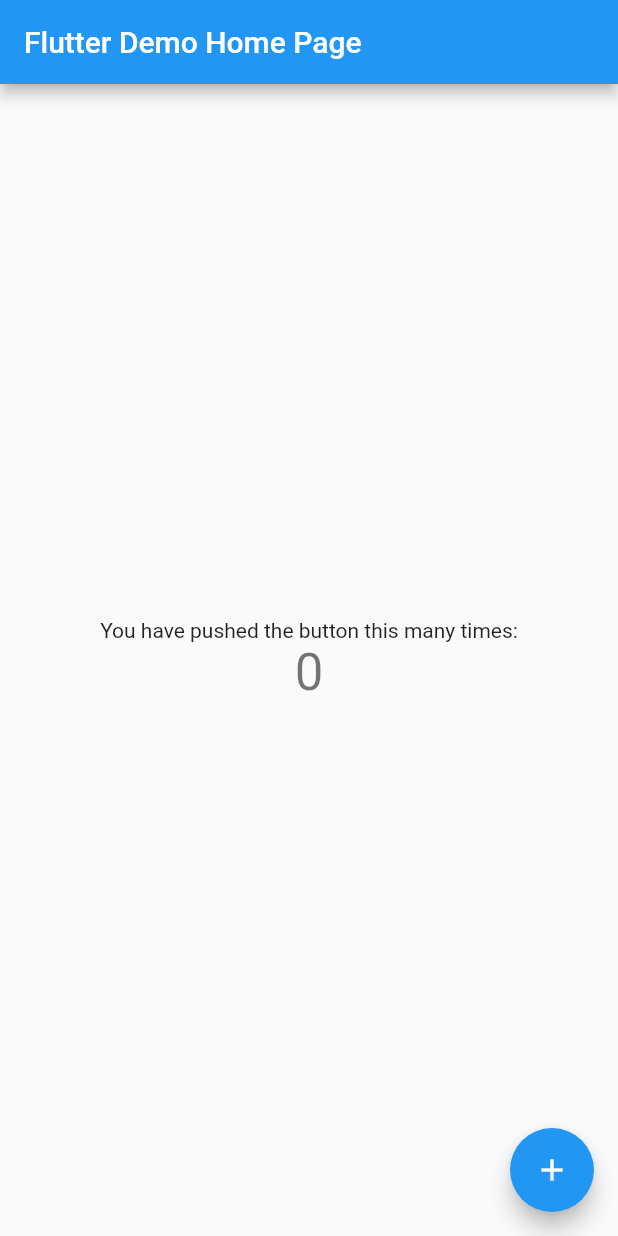
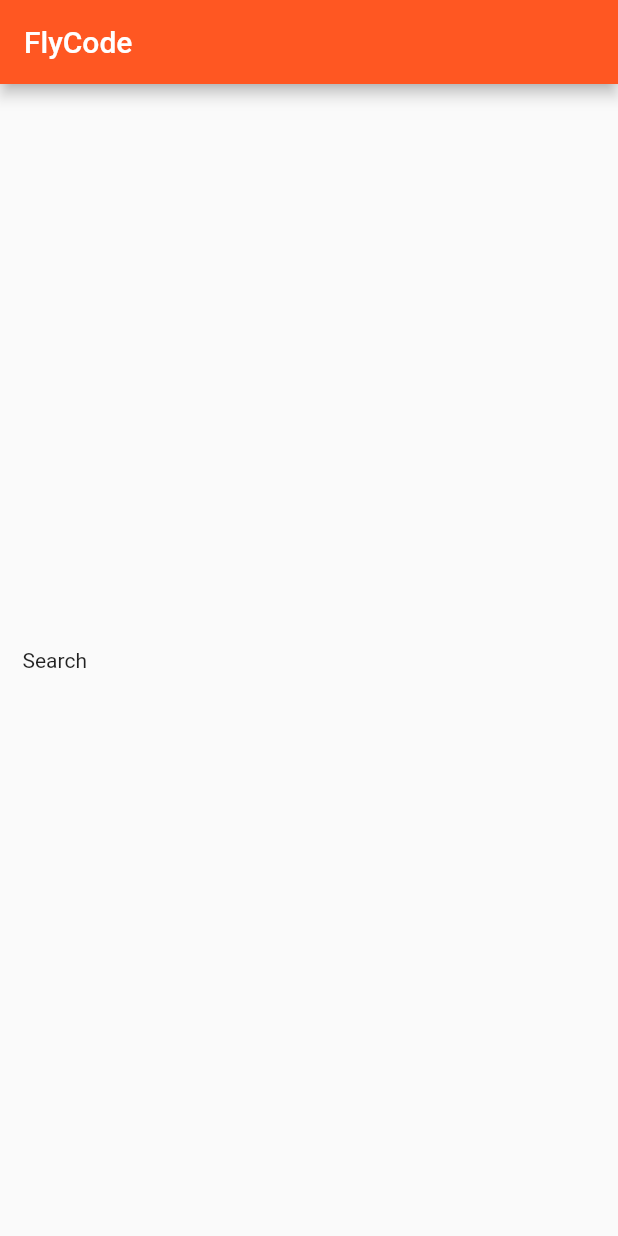
Before and after one commit to Tefi1291/FlutterHackathon, a Flutter app: the screen it shows after launch, on a phone screen of 412 x 824 dp. Run offline on Flutter 3.47's test engine with Material 2 defaults, Android fonts, the phone set to English and light mode, and no system bars.

Commit message:
main page

```diff
--- a/fly_code/lib/main.dart
+++ b/fly_code/lib/main.dart
@@ -7,7 +7,8 @@
   @override
   Widget build(BuildContext context) {
     return MaterialApp(
-      title: 'Flutter Demo',
+      title: '#FlyCode',
+      debugShowCheckedModeBanner: false,
       theme: ThemeData(
         // This is the theme of your application.
         //
@@ -18,94 +19,36 @@
         // or simply save your changes to "hot reload" in a Flutter IDE).
         // Notice that the counter didn't reset back to zero; the application
         // is not restarted.
-        primarySwatch: Colors.blue,
+        primarySwatch: Colors.deepOrange,
       ),
-      home: MyHomePage(title: 'Flutter Demo Home Page'),
+      home: HomePage(title: 'FlyCode'),
     );
   }
 }
 
-class MyHomePage extends StatefulWidget {
-  MyHomePage({Key key, this.title}) : super(key: key);
-
-  // This widget is the home page of your application. It is stateful, meaning
-  // that it has a State object (defined below) that contains fields that affect
-  // how it looks.
-
-  // This class is the configuration for the state. It holds the values (in this
-  // case the title) provided by the parent (in this case the App widget) and
-  // used by the build method of the State. Fields in a Widget subclass are
-  // always marked "final".
-
+class HomePage extends StatelessWidget {
   final String title;
 
-  @override
-  _MyHomePageState createState() => _MyHomePageState();
-}
-
-class _MyHomePageState extends State<MyHomePage> {
-  int _counter = 0;
-
-  void _incrementCounter() {
-    setState(() {
-      // This call to setState tells the Flutter framework that something has
-      // changed in this State, which causes it to rerun the build method below
-      // so that the display can reflect the updated values. If we changed
-      // _counter without calling setState(), then the build method would not be
-      // called again, and so nothing would appear to happen.
-      _counter++;
-    });
-  }
+  HomePage({Key key, this.title}) : super(key: key);
 
   @override
   Widget build(BuildContext context) {
-    // This method is rerun every time setState is called, for instance as done
-    // by the _incrementCounter method above.
-    //
-    // The Flutter framework has been optimized to make rerunning build methods
-    // fast, so that you can just rebuild anything that needs updating rather
-    // than having to individually change instances of widgets.
+    // TODO: implement build
     return Scaffold(
-      appBar: AppBar(
-        // Here we take the value from the MyHomePage object that was created by
-        // the App.build method, and use it to set our appbar title.
-        title: Text(widget.title),
-      ),
-      body: Center(
-        // Center is a layout widget. It takes a single child and positions it
-        // in the middle of the parent.
-        child: Column(
-          // Column is also layout widget. It takes a list of children and
-          // arranges them vertically. By default, it sizes itself to fit its
-          // children horizontally, and tries to be as tall as its parent.
-          //
-          // Invoke "debug painting" (press "p" in the console, choose the
-          // "Toggle Debug Paint" action from the Flutter Inspector in Android
-          // Studio, or the "Toggle Debug Paint" command in Visual Studio Code)
-          // to see the wireframe for each widget.
-          //
-          // Column has various properties to control how it sizes itself and
-          // how it positions its children. Here we use mainAxisAlignment to
-          // center the children vertically; the main axis here is the vertical
-          // axis because Columns are vertical (the cross axis would be
-          // horizontal).
-          mainAxisAlignment: MainAxisAlignment.center,
-          children: <Widget>[
-            Text(
-              'You have pushed the button this many times:',
-            ),
-            Text(
-              '$_counter',
-              style: Theme.of(context).textTheme.display1,
-            ),
-          ],
+      appBar: AppBar(title: Text(this.title)),
+      body: Container(
+        padding: EdgeInsets.all(15.0),
+        child: Center(
+          child: Row(
+            children: <Widget>[
+              Text(
+                "Search",
+                textAlign: TextAlign.center,
+              ),
+            ],
+          ),
         ),
       ),
-      floatingActionButton: FloatingActionButton(
-        onPressed: _incrementCounter,
-        tooltip: 'Increment',
-        child: Icon(Icons.add),
-      ), // This trailing comma makes auto-formatting nicer for build methods.
     );
   }
 }
```
